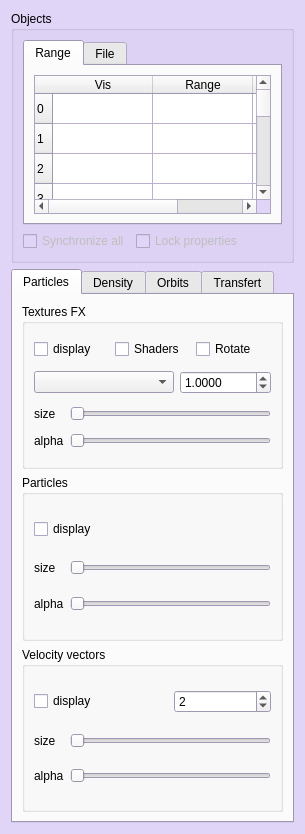
Old version of the form usr/jcl/glnemo2/src/formobjectcontrol.ui in the repository teuben/nemo.
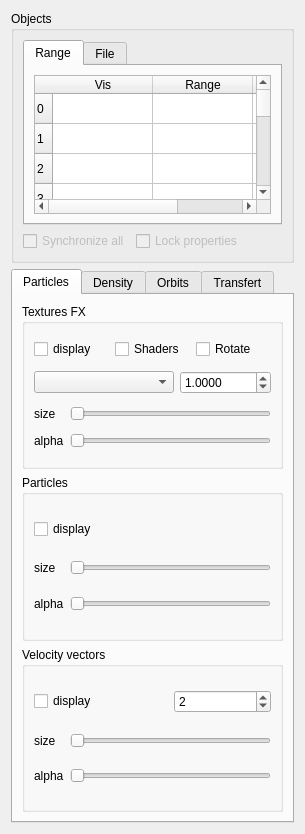
New version of the form. Icons and pictures are not drawn.

```diff
--- a/usr/jcl/glnemo2/src/formobjectcontrol.ui
+++ b/usr/jcl/glnemo2/src/formobjectcontrol.ui
@@ -22,70 +22,6 @@
     <height>1000000</height>
    </size>
   </property>
-  <property name="palette">
-   <palette>
-    <active>
-     <colorrole role="Base">
-      <brush brushstyle="SolidPattern">
-       <color alpha="255">
-        <red>255</red>
-        <green>255</green>
-        <blue>255</blue>
-       </color>
-      </brush>
-     </colorrole>
-     <colorrole role="Window">
-      <brush brushstyle="SolidPattern">
-       <color alpha="255">
-        <red>224</red>
-        <green>212</green>
-        <blue>247</blue>
-       </color>
-      </brush>
-     </colorrole>
-    </active>
-    <inactive>
-     <colorrole role="Base">
-      <brush brushstyle="SolidPattern">
-       <color alpha="255">
-        <red>255</red>
-        <green>255</green>
-        <blue>255</blue>
-       </color>
-      </brush>
-     </colorrole>
-     <colorrole role="Window">
-      <brush brushstyle="SolidPattern">
-       <color alpha="255">
-        <red>224</red>
-        <green>212</green>
-        <blue>247</blue>
-       </color>
-      </brush>
-     </colorrole>
-    </inactive>
-    <disabled>
-     <colorrole role="Base">
-      <brush brushstyle="SolidPattern">
-       <color alpha="255">
-        <red>224</red>
-        <green>212</green>
-        <blue>247</blue>
-       </color>
-      </brush>
-     </colorrole>
-     <colorrole role="Window">
-      <brush brushstyle="SolidPattern">
-       <color alpha="255">
-        <red>224</red>
-        <green>212</green>
-        <blue>247</blue>
-       </color>
-      </brush>
-     </colorrole>
-    </disabled>
-   </palette>
-  </property>
   <property name="windowTitle">
    <string>Dialog</string>
   </property>
```
Left out of the diff: 8 changed lines with no effect on the pictures.
